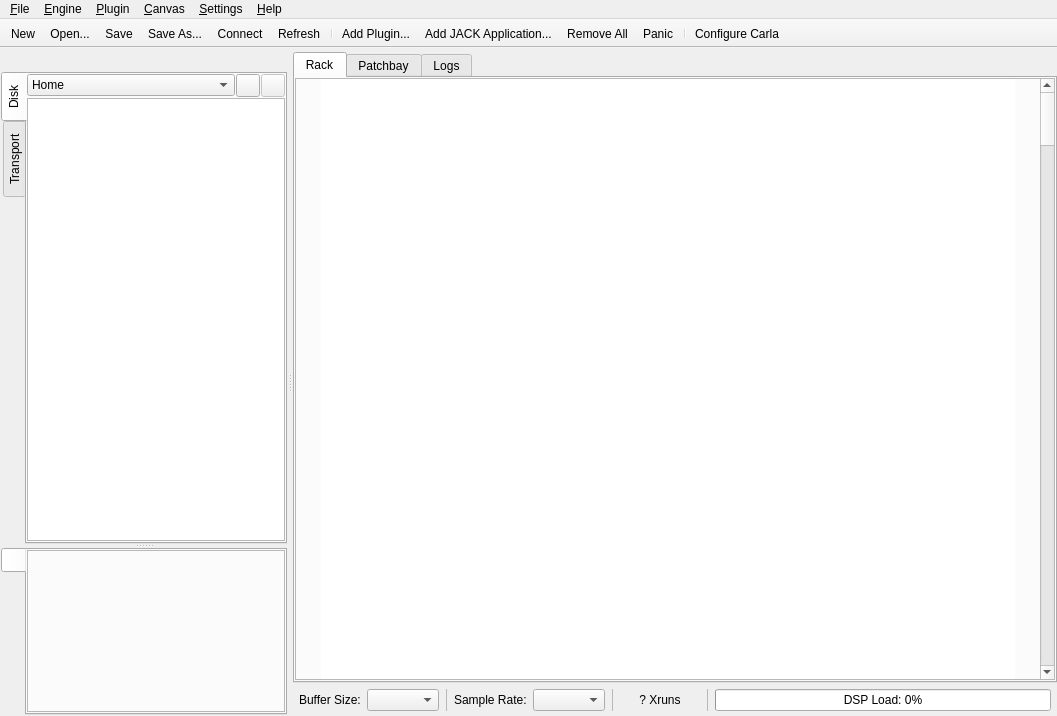
The window that resources/ui/carla_host.ui (falkTX/Carla) describes before a commit, drawn with Qt 5.
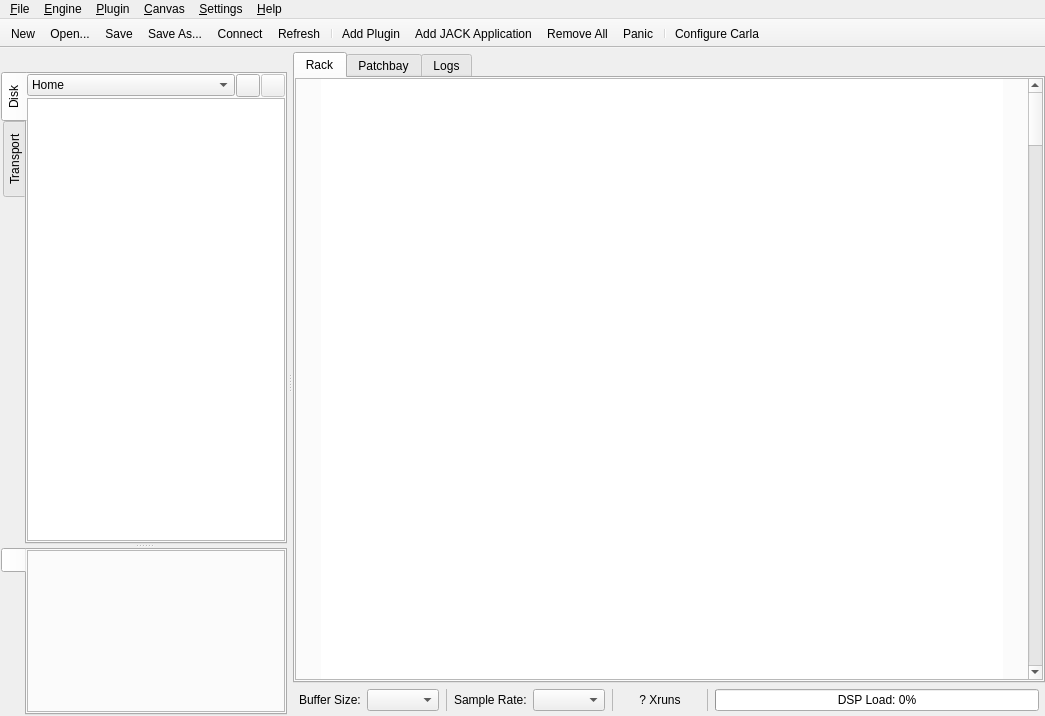
The same window after the commit. Icons and pictures are not drawn. Custom widgets are drawn as their Qt base class.

Commit message: Add configure driver option to engine menu, custom panel button

Diff of the .ui file:
```diff
--- a/resources/ui/carla_host.ui
+++ b/resources/ui/carla_host.ui
@@ -6,7 +6,7 @@
    <rect>
     <x>0</x>
     <y>0</y>
-    <width>1057</width>
+    <width>1045</width>
     <height>716</height>
    </rect>
   </property>
@@ -335,8 +335,8 @@
     <rect>
      <x>0</x>
      <y>0</y>
-     <width>1057</width>
-     <height>20</height>
+     <width>1045</width>
+     <height>31</height>
     </rect>
    </property>
    <widget class="QMenu" name="menu_File">
@@ -462,10 +462,10 @@
    <addaction name="act_file_connect"/>
    <addaction name="act_file_refresh"/>
    <addaction name="separator"/>
-   <addaction name="act_plugin_add2"/>
-   <addaction name="act_add_jack"/>
+   <addaction name="act_plugin_add"/>
+   <addaction name="act_plugin_add_jack"/>
    <addaction name="act_plugin_remove_all"/>
-   <addaction name="act_plugins_panic"/>
+   <addaction name="act_engine_panic"/>
    <addaction name="separator"/>
    <addaction name="act_settings_configure"/>
   </widget>
@@ -1051,21 +1051,6 @@
     <string>Ctrl+A</string>
    </property>
   </action>
-  <action name="act_plugin_add2">
-   <property name="icon">
-    <iconset resource="../resources.qrc">
-     <normaloff>:/16x16/list-add.svgz</normaloff>:/16x16/list-add.svgz</iconset>
-   </property>
-   <property name="text">
-    <string>Add Plugin...</string>
-   </property>
-   <property name="iconText">
-    <string>Add Plugin...</string>
-   </property>
-   <property name="toolTip">
-    <string>Add Plugin...</string>
-   </property>
-  </action>
   <action name="act_plugin_remove_all">
    <property name="icon">
     <iconset resource="../resources.qrc">
@@ -1110,15 +1095,6 @@
     <string>Center Balance</string>
    </property>
   </action>
-  <action name="act_plugins_panic">
-   <property name="icon">
-    <iconset resource="../resources.qrc">
-     <normaloff>:/16x16/dialog-warning.svgz</normaloff>:/16x16/dialog-warning.svgz</iconset>
-   </property>
-   <property name="text">
-    <string>Panic</string>
-   </property>
-  </action>
   <action name="act_transport_play">
    <property name="checkable">
     <bool>true</bool>
@@ -1380,21 +1356,6 @@
     <string>Perform secret 5</string>
    </property>
   </action>
-  <action name="act_add_jack">
-   <property name="icon">
-    <iconset resource="../resources.qrc">
-     <normaloff>:/16x16/list-add.svgz</normaloff>:/16x16/list-add.svgz</iconset>
-   </property>
-   <property name="text">
-    <string>Add &amp;JACK Application</string>
-   </property>
-   <property name="iconText">
-    <string>Add JACK Application...</string>
-   </property>
-   <property name="toolTip">
-    <string>Add JACK Application...</string>
-   </property>
-  </action>
   <action name="act_plugin_add_jack">
    <property name="icon">
     <iconset resource="../resources.qrc">
@@ -1404,6 +1365,29 @@
     <string>Add &amp;JACK Application...</string>
    </property>
   </action>
+  <action name="act_engine_config">
+   <property name="icon">
+    <iconset resource="../resources.qrc">
+     <normaloff>:/16x16/configure.svgz</normaloff>:/16x16/configure.svgz</iconset>
+   </property>
+   <property name="text">
+    <string>&amp;Configure driver...</string>
+   </property>
+  </action>
+  <action name="act_engine_panic">
+   <property name="icon">
+    <iconset resource="../resources.qrc">
+     <normaloff>:/16x16/dialog-warning.svgz</normaloff>:/16x16/dialog-warning.svgz</iconset>
+   </property>
+   <property name="text">
+    <string>Panic</string>
+   </property>
+  </action>
+  <action name="act_engine_panel">
+   <property name="text">
+    <string>Open custom driver panel...</string>
+   </property>
+  </action>
  </widget>
  <customwidgets>
   <customwidget>
```
Left out of the diff: 3 changed lines with no effect on the pictures. The commit also changes 11 other files.
